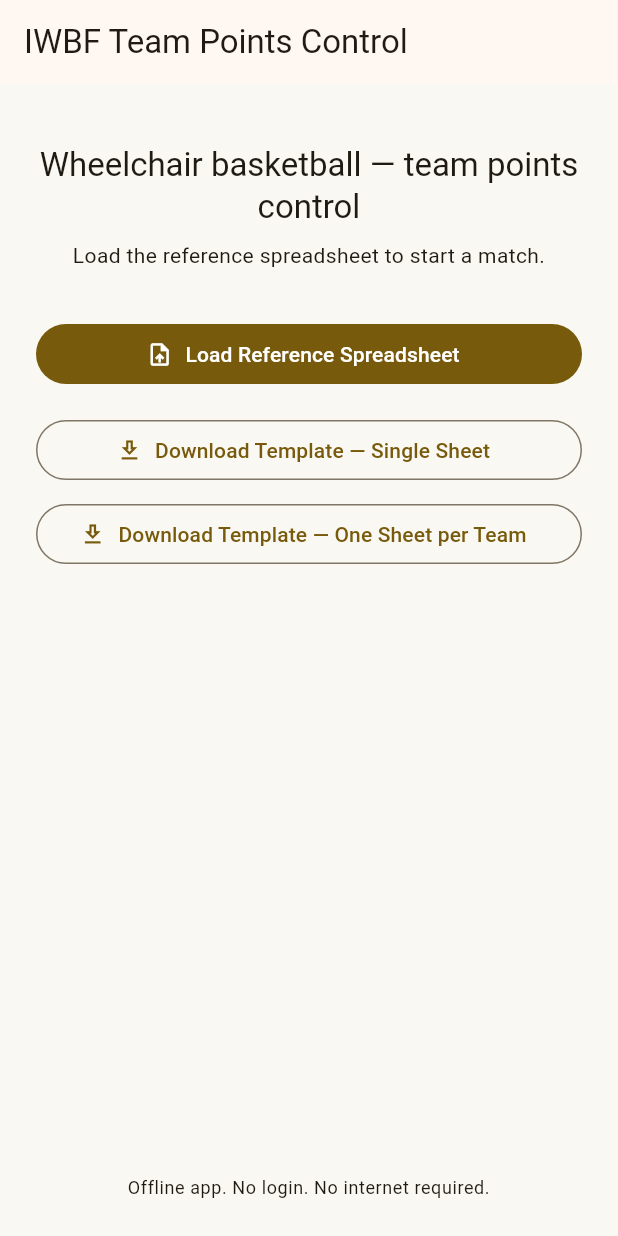
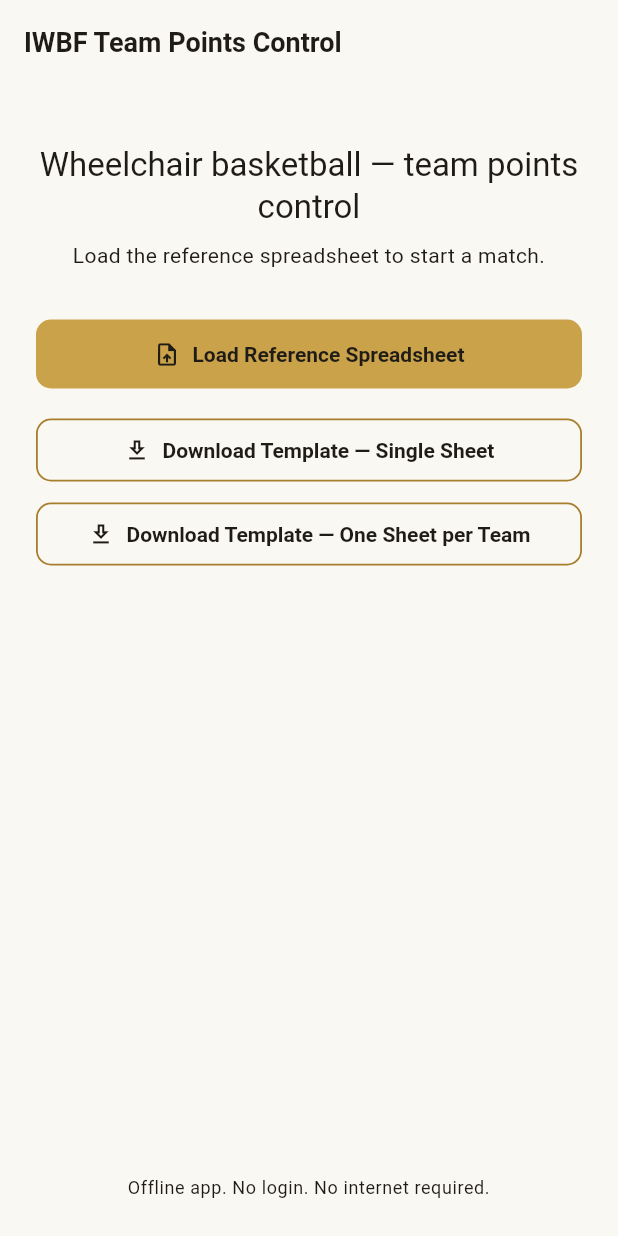
Before and after one commit to gnpazinato/IWBF-Team-Points-Control, a Flutter app: the screen it shows after launch, on a phone screen of 412 x 824 dp. Run offline on Flutter 3.47's test engine with Material 3 defaults, Android fonts, the phone set to English and light mode, and no system bars; our stand-ins replace file_picker, shared_preferences, vibration, wakelock_plus; missing offline and left inert: excel.

Commit message:
feat(fase-4): tema IWBF off-white + dourado (item 1/7)
- novo lib/theme/iwbf_theme.dart com paleta IwbfColors e
  buildIwbfTheme() Material 3 institucional;
- AppBar, FilledButton, OutlinedButton, TextButton, Card, Dialog
  e SnackBar herdam paleta IWBF de forma consistente;
- alertas de limite e issues de planilha migram para
  IwbfColors.alertRed / alertRedSurface (sem mais Colors.red.shade*);
- header do Lineup Control passa a usar offWhiteElevated em vez
  de Colors.grey.shade100;
- CardTheme/DialogTheme atualizados para CardThemeData/DialogThemeData
  (renomes do Flutter 3.41+);
- flutter analyze --no-fatal-infos: 0 issues; flutter test: 123/123.

```diff
--- a/lib/main.dart
+++ b/lib/main.dart
@@ -2,6 +2,7 @@ import 'package:flutter/material.dart';
 import 'package:flutter/services.dart';
 
 import 'screens/load_spreadsheet_screen.dart';
+import 'theme/iwbf_theme.dart';
 
 void main() {
   WidgetsFlutterBinding.ensureInitialized();
@@ -20,11 +21,7 @@ class IwbfApp extends StatelessWidget {
     return MaterialApp(
       title: 'IWBF Team Points Control',
       debugShowCheckedModeBanner: false,
-      theme: ThemeData(
-        useMaterial3: true,
-        colorScheme: ColorScheme.fromSeed(seedColor: const Color(0xFFC9A24A)),
-        scaffoldBackgroundColor: const Color(0xFFFAF8F2),
-      ),
+      theme: buildIwbfTheme(),
       home: const LoadSpreadsheetScreen(),
     );
   }
--- a/lib/screens/missing_data_screen.dart
+++ b/lib/screens/missing_data_screen.dart
@@ -1,6 +1,7 @@
 import 'package:flutter/material.dart';
 
 import '../services/spreadsheet_parser_service.dart';
+import '../theme/iwbf_theme.dart';
 
 /// Tela de diagnóstico para issues bloqueantes da planilha.
 ///
@@ -150,7 +151,7 @@ class _CategoryBlock extends StatelessWidget {
           children: <Widget>[
             Row(
               children: <Widget>[
-                Icon(Icons.error_outline, color: Colors.red.shade400),
+                const Icon(Icons.error_outline, color: IwbfColors.alertRed),
                 const SizedBox(width: 8),
                 Expanded(
                   child: Text(
--- /dev/null
+++ b/lib/theme/iwbf_theme.dart
@@ -0,0 +1,139 @@
+import 'package:flutter/material.dart';
+
+/// Paleta institucional inspirada na identidade visual da IWBF.
+///
+/// - fundo geral off-white;
+/// - textos principais em preto/cinza escuro;
+/// - dourado como cor de destaque;
+/// - vermelho institucional para o alerta de limite excedido.
+abstract class IwbfColors {
+  IwbfColors._();
+
+  /// Dourado principal usado em logo, botões primários e bordas selecionadas.
+  static const Color gold = Color(0xFFC9A24A);
+
+  /// Variante mais escura para borda/contraste no modo claro.
+  static const Color goldDeep = Color(0xFFA67E2D);
+
+  /// Variante translúcida para fundos sutis (cards selecionados).
+  static const Color goldSoft = Color(0xFFF0E2BD);
+
+  /// Off-white de fundo geral.
+  static const Color offWhite = Color(0xFFFAF8F2);
+
+  /// Tom levemente mais escuro do off-white para superfícies elevadas.
+  static const Color offWhiteElevated = Color(0xFFF3EFE3);
+
+  /// Texto principal (quase preto, mais legível que `Colors.black`).
+  static const Color textPrimary = Color(0xFF1F1B16);
+
+  /// Texto secundário (grafia mais leve).
+  static const Color textSecondary = Color(0xFF5A544A);
+
+  /// Vermelho institucional usado no alerta "Point limit exceeded.".
+  static const Color alertRed = Color(0xFFB3261E);
+
+  /// Fundo levemente avermelhado quando o limite é excedido.
+  static const Color alertRedSurface = Color(0xFFFDECEC);
+}
+
+/// Tema Material 3 do app, com Material 3, paleta IWBF e densidades
+/// adequadas para uso com luvas/dedos durante partidas.
+ThemeData buildIwbfTheme() {
+  final ColorScheme scheme = ColorScheme.fromSeed(
+    seedColor: IwbfColors.gold,
+    brightness: Brightness.light,
+    primary: IwbfColors.gold,
+    onPrimary: IwbfColors.textPrimary,
+    secondary: IwbfColors.goldDeep,
+    onSecondary: Colors.white,
+    surface: IwbfColors.offWhite,
+    onSurface: IwbfColors.textPrimary,
+    error: IwbfColors.alertRed,
+    onError: Colors.white,
+  );
+
+  final TextTheme baseText = ThemeData(brightness: Brightness.light).textTheme;
+  final TextTheme textTheme = baseText.apply(
+    bodyColor: IwbfColors.textPrimary,
+    displayColor: IwbfColors.textPrimary,
+  );
+
+  return ThemeData(
+    useMaterial3: true,
+    brightness: Brightness.light,
+    colorScheme: scheme,
+    scaffoldBackgroundColor: IwbfColors.offWhite,
+    textTheme: textTheme,
+    appBarTheme: const AppBarTheme(
+      backgroundColor: IwbfColors.offWhite,
+      foregroundColor: IwbfColors.textPrimary,
+      surfaceTintColor: Colors.transparent,
+      elevation: 0,
+      scrolledUnderElevation: 0,
+      centerTitle: false,
+      titleTextStyle: TextStyle(
+        color: IwbfColors.textPrimary,
+        fontSize: 18,
+        fontWeight: FontWeight.w700,
+      ),
+    ),
+    filledButtonTheme: FilledButtonThemeData(
+      style: FilledButton.styleFrom(
+        backgroundColor: IwbfColors.gold,
+        foregroundColor: IwbfColors.textPrimary,
+        padding: const EdgeInsets.symmetric(horizontal: 20, vertical: 14),
+        textStyle: const TextStyle(fontWeight: FontWeight.w700),
+        shape: RoundedRectangleBorder(
+          borderRadius: BorderRadius.circular(10),
+        ),
+      ),
+    ),
+    outlinedButtonTheme: OutlinedButtonThemeData(
+      style: OutlinedButton.styleFrom(
+        foregroundColor: IwbfColors.textPrimary,
+        side: const BorderSide(color: IwbfColors.goldDeep, width: 1.2),
+        padding: const EdgeInsets.symmetric(horizontal: 18, vertical: 12),
+        textStyle: const TextStyle(fontWeight: FontWeight.w600),
+        shape: RoundedRectangleBorder(
+          borderRadius: BorderRadius.circular(10),
+        ),
+      ),
+    ),
+    textButtonTheme: TextButtonThemeData(
+      style: TextButton.styleFrom(
+        foregroundColor: IwbfColors.goldDeep,
+        textStyle: const TextStyle(fontWeight: FontWeight.w600),
+      ),
+    ),
+    dropdownMenuTheme: const DropdownMenuThemeData(
+      menuStyle: MenuStyle(
+        backgroundColor: WidgetStatePropertyAll<Color>(IwbfColors.offWhite),
+      ),
+    ),
+    cardTheme: CardThemeData(
+      color: IwbfColors.offWhiteElevated,
+      elevation: 0,
+      surfaceTintColor: Colors.transparent,
+      margin: EdgeInsets.zero,
+      shape: RoundedRectangleBorder(
+        borderRadius: BorderRadius.circular(10),
+        side: const BorderSide(color: Color(0x22000000)),
+      ),
+    ),
+    dividerTheme: const DividerThemeData(
+      color: Color(0x1A000000),
+      thickness: 1,
+      space: 1,
+    ),
+    snackBarTheme: const SnackBarThemeData(
+      backgroundColor: IwbfColors.textPrimary,
+      contentTextStyle: TextStyle(color: Colors.white),
+      behavior: SnackBarBehavior.floating,
+    ),
+    dialogTheme: const DialogThemeData(
+      backgroundColor: IwbfColors.offWhite,
+      surfaceTintColor: Colors.transparent,
+    ),
+  );
+}
```
Also changed, not shown: lib/screens/lineup_control_screen.dart (+16 -8 lines), lib/screens/match_setup_screen.dart (+5 -4 lines), lib/screens/validation_summary_screen.dart (+8 -5 lines), 1 other file.
